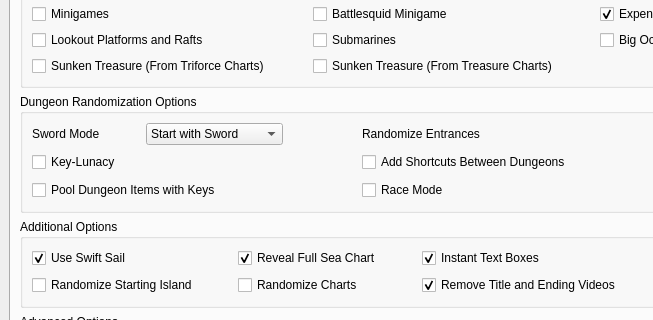
The window that wwr_ui/randomizer_window.ui (wooferzfg/wwrando) describes before a commit, drawn with Qt 5; both pictures show x 0 to 653 and y 315 to 635 of the 950 by 850 pixel window.
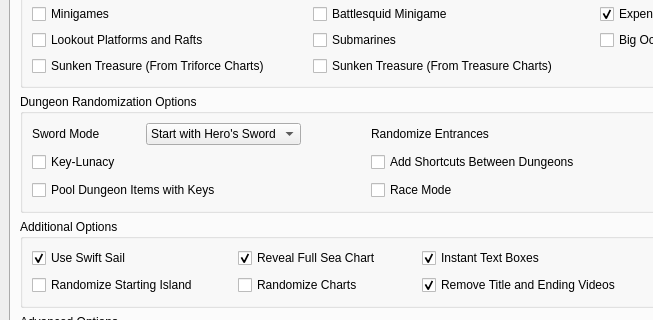
The same window after the commit.

Patch:
```diff
--- a/wwr_ui/randomizer_window.ui
+++ b/wwr_ui/randomizer_window.ui
@@ -682,7 +682,7 @@
                   <widget class="QComboBox" name="sword_mode">
                    <item>
                     <property name="text">
-                     <string>Start with Sword</string>
+                     <string>Start with Hero's Sword</string>
                     </property>
                    </item>
                    <item>
```
Left out of the diff: 2 changed lines with no effect on the pictures.
